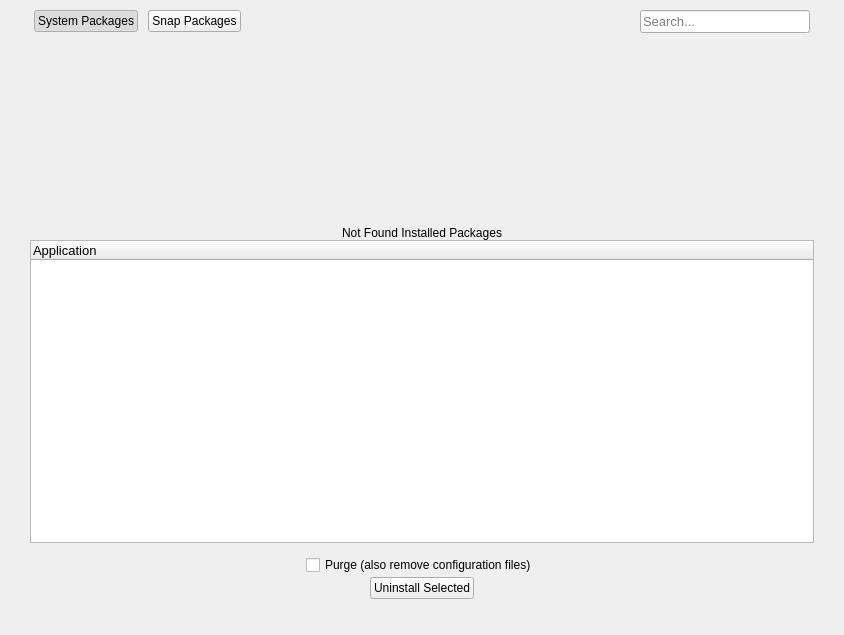
The window that shared/nexis/Pages/Uninstaller/uninstallerpage.ui (s4solutionsllc/Nexis) describes before a commit, drawn with Qt 5.
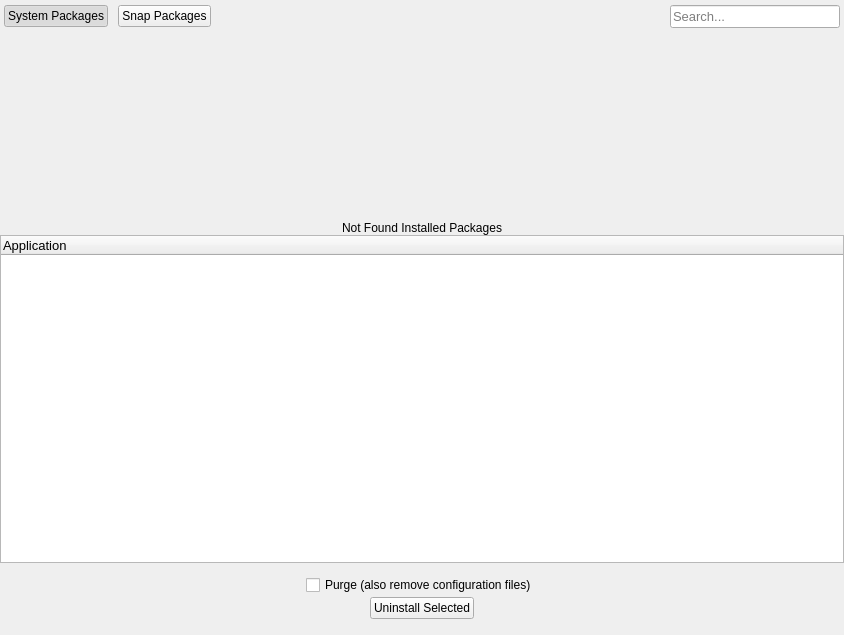
The same window after the commit.

Diff of the .ui file:
```diff
--- a/shared/nexis/Pages/Uninstaller/uninstallerpage.ui
+++ b/shared/nexis/Pages/Uninstaller/uninstallerpage.ui
@@ -15,16 +15,16 @@
   </property>
   <layout class="QGridLayout" name="gridLayout">
    <property name="leftMargin">
-    <number>30</number>
+    <number>0</number>
    </property>
    <property name="topMargin">
-    <number>5</number>
+    <number>0</number>
    </property>
    <property name="rightMargin">
-    <number>30</number>
+    <number>0</number>
    </property>
    <property name="bottomMargin">
-    <number>20</number>
+    <number>0</number>
    </property>
    <property name="horizontalSpacing">
     <number>0</number>
```
